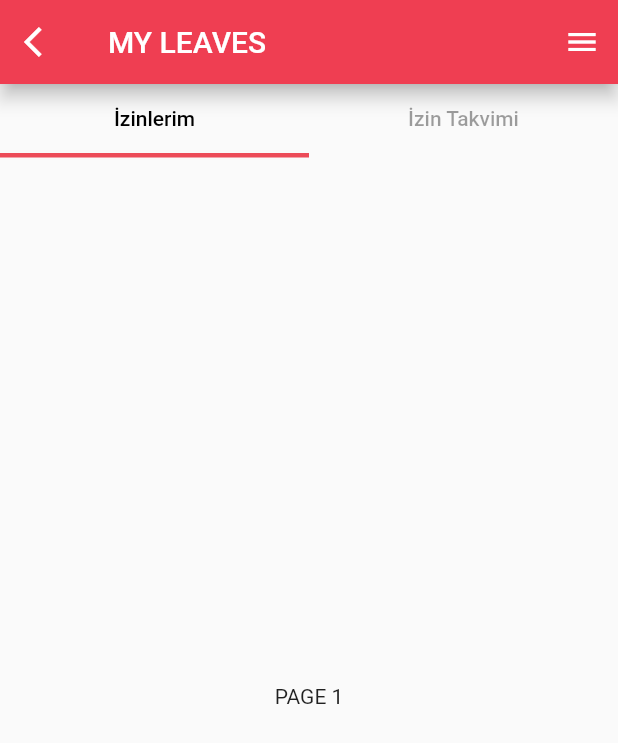
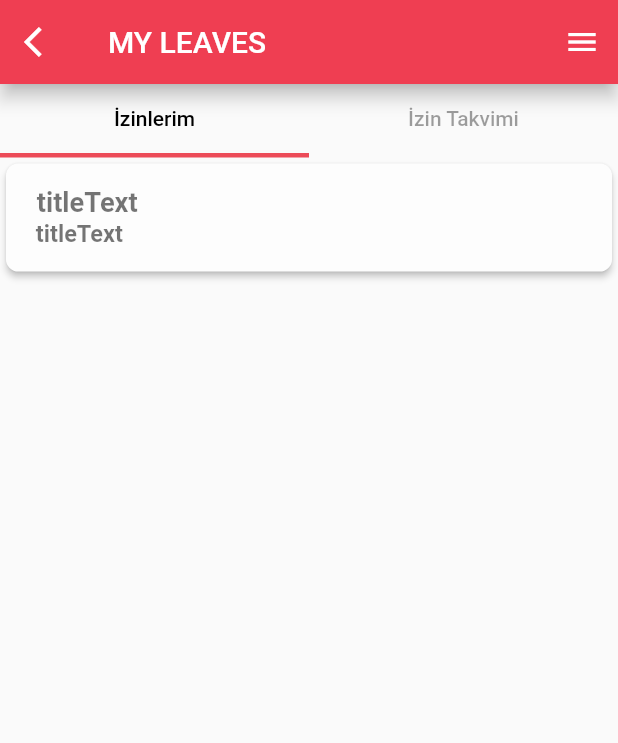
Before and after one commit to TarkanKara/Sun_IK_App, a Flutter app: the MyLeavesView screen opened by its route, on a phone screen of 412 x 824 dp. Shown: the top 743 px of the screen. Run offline on Flutter 3.47's test engine with Material 2 defaults, Android fonts, the phone set to English and light mode, and no system bars; our stand-ins replace flutter_heatmap_calendar, get, google_fonts, responsive_sizer; missing offline and left inert: syncfusion_flutter_pdfviewer.

Commit message:
myLeaves || Updated

```diff
--- a/lib/app/modules/my_leaves_page/my_leaves.view.dart
+++ b/lib/app/modules/my_leaves_page/my_leaves.view.dart
@@ -51,18 +51,57 @@ class MyLeavesView extends GetView<MyLeavesController> {
                     borderRadius: BorderRadius.all(Radius.circular(10))),
                 child: TabBarView(
                   children: [
-                    const Center(
-                      child: Text("PAGE 1"),
-                    ),
+                    //TabBarView Page 1
                     Column(
                       children: [
                         Card(
                           elevation: 2,
                           shape: RoundedRectangleBorder(
                               borderRadius: BorderRadius.circular(2.w)),
-                          child: SizedBox(
+                          color: const Color(0xffFDFDFD),
+                          child: ListTile(
+                            title: Text(
+                              " titleText",
+                              style: Theme.of(context)
+                                  .textTheme
+                                  .caption!
+                                  .copyWith(
+                                      fontSize: 2.2.h,
+                                      fontWeight: FontWeight.bold),
+                            ),
+                            subtitle: Text(
+                              " titleText",
+                              style: Theme.of(context)
+                                  .textTheme
+                                  .caption!
+                                  .copyWith(
+                                      fontSize: 1.9.h,
+                                      fontWeight: FontWeight.bold),
+                            ),
+                            /* trailing: Container(
+                              height: 3.w,
+                              width: 5.w,
+                              decoration: Box,
+                            ), */
+                          ),
+                        )
+                      ],
+                    ),
+                    //TabBarView Page 2
+                    Column(
+                      children: [
+                        Padding(
+                          padding: EdgeInsets.only(top: 1.h),
+                          child: Card(
+                            elevation: 2,
+                            shape: RoundedRectangleBorder(
+                                borderRadius: BorderRadius.circular(2.w)),
+                            child: Container(
                               width: 90.w,
                               height: 15.w,
+                              decoration: BoxDecoration(
+                                borderRadius: BorderRadius.circular(2.w),
+                              ),
                               child: Center(
                                   child: Text(
                                 "BURAK ŞEKER \nSenior Flutter Dev",
@@ -73,6 +112,7 @@ class MyLeavesView extends GetView<MyLeavesController> {
                                         fontSize: 5.w,
                                         fontWeight: FontWeight.bold),
                               )),
+                            ),
                           ),
                         ),
                         Expanded(
```
Lines whose indentation alone changed are shown as unchanged.
